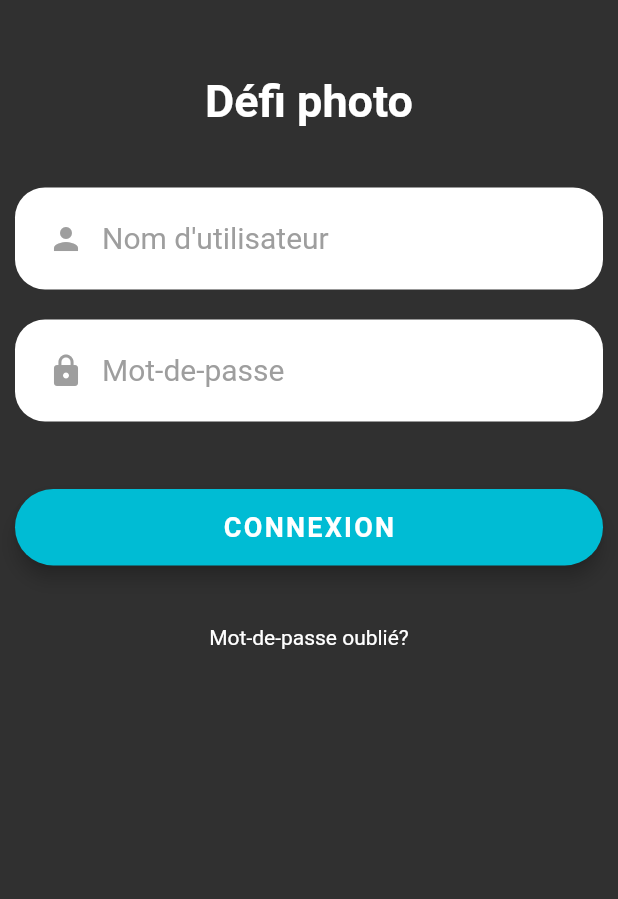
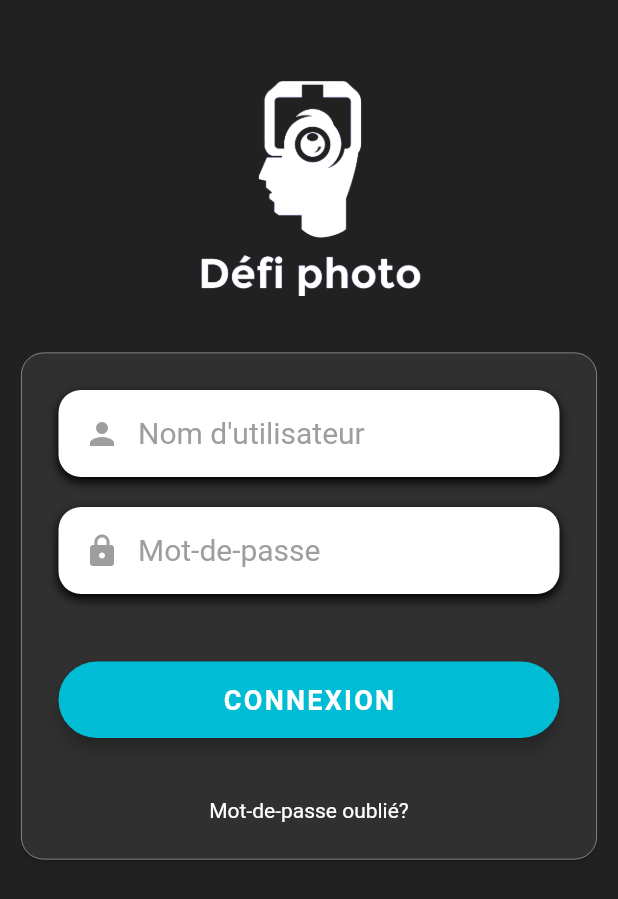
Before and after one commit to ismozi/defiphoto, a Flutter app: the screen it shows after launch, on a phone screen of 412 x 824 dp. Shown: the top 899 px of the screen. Run offline on Flutter 3.47's test engine with Material 2 defaults, Android fonts, the phone set to English and light mode, and no system bars; Roboto replaces fonts that are missing (OpenSans).

Commit message:
Modification theme, login

```diff
--- a/lib/screens/home.dart
+++ b/lib/screens/home.dart
@@ -1,4 +1,5 @@
 import 'package:flutter/material.dart';
+import 'package:flutter/cupertino.dart';
 import 'fabbottomappbar.dart';
 import 'menu.dart';
 import 'fabwithicons.dart';
@@ -103,7 +104,7 @@ class Home extends State<MainPage> {
   @override
   Widget build(BuildContext context) {
     return Scaffold(
-      drawer: NavDrawer(),
+      drawer: Container(color:Colors.grey[900],child:NavDrawer()),
       appBar: AppBar(
         backgroundColor: Colors.grey[900],
           title: Column(
@@ -143,7 +144,7 @@ class Home extends State<MainPage> {
       floatingActionButton: FloatingActionButton(
           onPressed: () {
             Navigator.of(context).push(
-                MaterialPageRoute(builder: (context) => (pageQuestion())));
+                CupertinoPageRoute(builder: (context) => (pageQuestion())));
           },
           backgroundColor: Colors.cyan,
           child: Icon(Icons.question_answer)),
--- a/lib/screens/listViewWidget.dart
+++ b/lib/screens/listViewWidget.dart
@@ -1,5 +1,7 @@
 import 'package:flutter/material.dart';
+import 'package:flutter/cupertino.dart';
 import 'pageCommentaire.dart';
+import 'fadeRoute.dart';
 
 class listViewWidget extends StatefulWidget {
   final int nbItem;
@@ -41,7 +43,7 @@ class listViewWidgetState extends State<listViewWidget> {
                       fontWeight: FontWeight.bold),
                 ),
                 onTap: () {
-                  Navigator.of(context).push(MaterialPageRoute(
+                  Navigator.of(context).push(CupertinoPageRoute(
                       builder: (context) =>
                           (pageCommentaire(txt: widget.txt[position]))));
                 },
--- a/lib/screens/login.dart
+++ b/lib/screens/login.dart
@@ -1,43 +1,62 @@
 import 'package:flutter/material.dart';
+import 'package:flutter/cupertino.dart';
 import 'home.dart';
 
 class Login extends StatelessWidget {
   @override
   Widget build(BuildContext context) {
     return Scaffold(
+
         body: Container(
+          color:Colors.grey[900],
       padding: EdgeInsets.all(10.0),
       child: Center(
         child: ListView(
           children: <Widget>[
-
             SizedBox(
               height: 40.0,
             ),
             Center(
-              child: Text(
-                'Défi photo',
-                style: TextStyle(
-                  color: Colors.white,
-                  fontFamily: 'OpenSans',
-                  fontSize: 30.0,
-                  fontWeight: FontWeight.bold,
-                ),
+              child: Image.asset(
+              'assets/logo.png',
+              width: 181,
+              height: 151.0,
+
             ),
             ),
             SizedBox(
-              height: 40.0,
+              height: 30.0,
             ),
+            new Card(
+              color:Colors.grey[850],
+              shape: RoundedRectangleBorder(
+                  borderRadius: BorderRadius.only(
+                      bottomRight: Radius.circular(15),
+                      topRight: Radius.circular(15),
+                      bottomLeft: Radius.circular(15),
+                      topLeft: Radius.circular(15)),
+                  side: BorderSide(width: 0.5, color: Colors.grey)),
+                child: Padding(
+                    padding: EdgeInsets.all(25.0),
+                    child: Column(children: <Widget>[
                       Container(
                         alignment: Alignment.center,
-              padding: EdgeInsets.all(10.0),
+                        padding: EdgeInsets.all(5.0),
                         decoration: BoxDecoration(
                             color: Colors.white,
-                  borderRadius: BorderRadius.circular(20.0)),
+                            borderRadius: BorderRadius.circular(15.0),
+                            boxShadow: [
+                            BoxShadow(
+                                offset: Offset(0, 3),
+                                blurRadius: 5,
+                                color: Colors.black)
+                          ],),
                         child: TextField(
-                style: new TextStyle(fontSize:20,color: Colors.black),
+                          style:
+                              new TextStyle(fontSize: 20, color: Colors.black),
                           decoration: InputDecoration(
-                    hintStyle: TextStyle(fontSize: 20.0, color: Colors.grey),
+                              hintStyle:
+                                  TextStyle(fontSize: 20.0, color: Colors.grey),
                               prefixIcon: Icon(
                                 Icons.person,
                                 color: Colors.grey,
@@ -51,15 +70,25 @@ class Login extends StatelessWidget {
                       ),
                       Container(
                         alignment: Alignment.center,
-              padding: EdgeInsets.all(10.0),
+                        padding: EdgeInsets.all(5.0),
                         decoration: BoxDecoration(
                             color: Colors.white,
-                  borderRadius: BorderRadius.circular(20.0)),
+                            borderRadius: BorderRadius.circular(15.0),
+                            boxShadow: [
+                            BoxShadow(
+                                offset: Offset(0, 3),
+                                blurRadius: 5,
+                                color: Colors.black)
+                          ],
+                            ),
+
                         child: TextField(
-                style: new TextStyle(fontSize:20,color: Colors.black),
+                          style:
+                              new TextStyle(fontSize: 20, color: Colors.black),
                           obscureText: true,
                           decoration: InputDecoration(
-                    hintStyle: TextStyle(fontSize: 20.0, color: Colors.grey),
+                              hintStyle:
+                                  TextStyle(fontSize: 20.0, color: Colors.grey),
                               prefixIcon: Icon(
                                 Icons.lock,
                                 color: Colors.grey,
@@ -77,8 +106,8 @@ class Login extends StatelessWidget {
                         child: RaisedButton(
                           elevation: 5.0,
                           onPressed: () {
-                  Navigator.of(context).push(
-                      MaterialPageRoute(builder: (context) => MainPage()));
+                            Navigator.of(context).push(CupertinoPageRoute(
+                                builder: (context) => MainPage()));
                           },
                           padding: EdgeInsets.all(15.0),
                           shape: RoundedRectangleBorder(
@@ -104,6 +133,7 @@ class Login extends StatelessWidget {
                         child: Text('Mot-de-passe oublié?',
                             style: TextStyle(color: Colors.white)),
                       )
+                    ])))
           ],
         ),
       ),
--- a/lib/screens/pageCommentaire.dart
+++ b/lib/screens/pageCommentaire.dart
@@ -90,7 +90,7 @@ class pageCommentaireState extends State<pageCommentaire> {
                       child: InkWell(
                         child: Icon(
                           Icons.keyboard_voice,
-                          color: Colors.white,
+                          color: Colors.black,
                         ),
                         onLongPress: () {
                           setState(() {});
--- a/lib/screens/pageQuestion.dart
+++ b/lib/screens/pageQuestion.dart
@@ -59,7 +59,7 @@ class pageQuestionState extends State<pageQuestion> {
                               child: TextField(
                                 style: new TextStyle(color: Colors.black),
                                 decoration: InputDecoration(
-                                    hintText: "Répondre",
+                                    hintText: "Question",
                                      hintStyle: TextStyle(fontSize: 15.0, color: Colors.grey),
                                     border: InputBorder.none),
                               ),
@@ -84,7 +84,7 @@ class pageQuestionState extends State<pageQuestion> {
                       child: InkWell(
                         child: Icon(
                           Icons.keyboard_voice,
-                          color: Colors.white,
+                          color: Colors.black,
                         ),
                         onLongPress: () {
                           setState(() {});
--- a/pubspec.yaml
+++ b/pubspec.yaml
@@ -44,6 +44,7 @@ flutter:
   # To add assets to your application, add an assets section, like this:
   assets:
     - assets/avatar.jpg
+    - assets/logo.png
 
 
   # An image asset can refer to one or more resolution-specific "variants", see
```
Also changed, not shown: lib/screens/fadeRoute.dart (added, +23 -0 lines), lib/screens/menu.dart (+7 -3 lines), lib/screens/messageSentWidget.dart (added, +55 -0 lines), assets/logo.png (added). Lines whose indentation alone changed are shown as unchanged.
